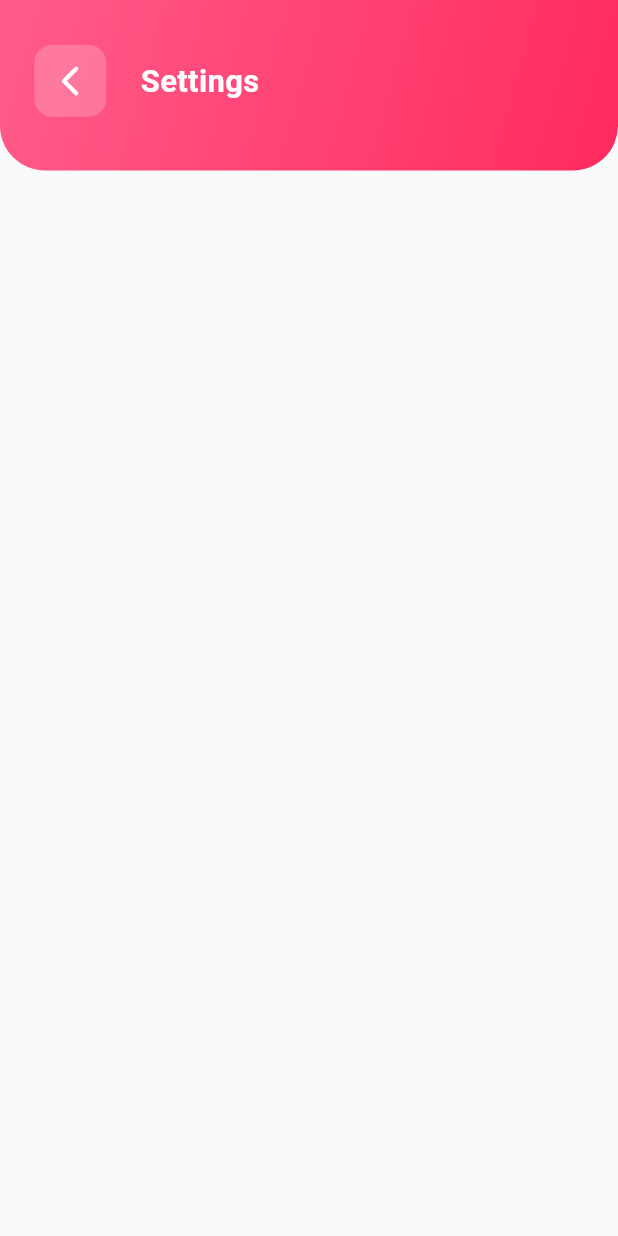
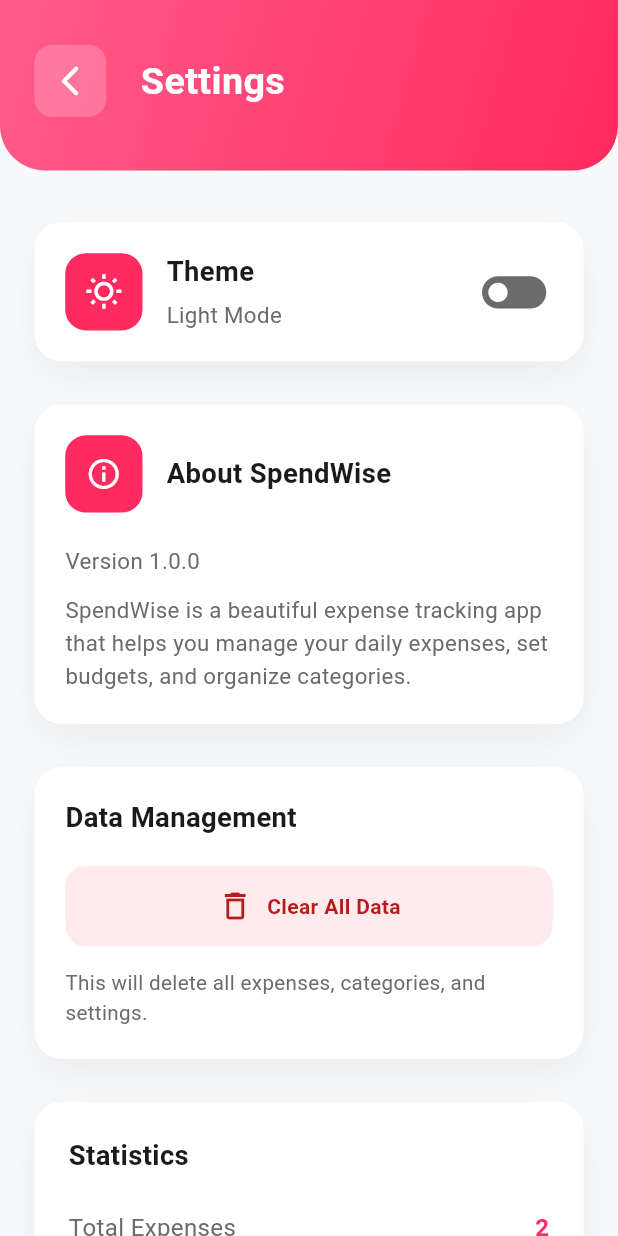
Before and after one commit to sarahmmedd/Banawit, a Flutter app: the SettingsScreen screen opened directly, on a phone screen of 412 x 824 dp. Run offline on Flutter 3.47's test engine with Material 3 defaults, Android fonts, the light colour scheme and no system bars; our stand-ins replace bloc, flutter_screenutil, hive, hive_flutter, percent_indicator; accounts and stored records are empty.

Commit message:
Add settings screen ui

```diff
--- /dev/null
+++ b/lib/features/settings/ui/components/first_section.dart
@@ -0,0 +1,80 @@
+import 'package:flutter/material.dart';
+import 'package:flutter_screenutil/flutter_screenutil.dart';
+import 'package:banawit/core/theme/app_colors.dart';
+
+class FirstSection extends StatelessWidget {
+  const FirstSection({super.key});
+
+  @override
+  Widget build(BuildContext context) {
+    return Padding(
+      padding: EdgeInsets.symmetric(horizontal: 20.w, vertical: 12.h),
+      child: Container(
+        decoration: BoxDecoration(
+          color: AppColors.cardBackground,
+          borderRadius: BorderRadius.circular(16.r),
+          boxShadow: [
+            BoxShadow(
+              color: AppColors.textPrimary.withOpacity(0.06),
+              blurRadius: 20,
+              offset: const Offset(0, 10),
+            ),
+          ],
+        ),
+        child: Padding(
+          padding: EdgeInsets.all(18.w),
+          child: Row(
+            mainAxisAlignment: MainAxisAlignment.spaceBetween,
+            children: [
+              Row(
+                children: [
+                  Container(
+                    width: 45.w,
+                    height: 45.w,
+                    decoration: BoxDecoration(
+                      color: AppColors.primary,
+                      borderRadius: BorderRadius.circular(12.r),
+                    ),
+                    child: Icon(
+                      Icons.wb_sunny_outlined,
+                      color: AppColors.cardBackground,
+                      size: 22.sp,
+                    ),
+                  ),
+                  SizedBox(width: 14.w),
+                  Column(
+                    crossAxisAlignment: CrossAxisAlignment.start,
+                    children: [
+                      Text(
+                        "Theme",
+                        style: TextStyle(
+                          fontSize: 16.sp,
+                          fontWeight: FontWeight.w700,
+                          color: AppColors.textPrimary,
+                        ),
+                      ),
+                      SizedBox(height: 4.h),
+                      Text(
+                        "Light Mode",
+                        style: TextStyle(
+                          fontSize: 13.sp,
+                          color: AppColors.textSecondary,
+                        ),
+                      ),
+                    ],
+                  ),
+                ],
+              ),
+
+              Icon(
+                Icons.toggle_off_rounded,
+                color: AppColors.textSecondary,
+                size: 45.sp,
+              ),
+            ],
+          ),
+        ),
+      ),
+    );
+  }
+}
--- /dev/null
+++ b/lib/features/settings/ui/components/fourth_section.dart
@@ -0,0 +1,70 @@
+import 'package:flutter/material.dart';
+import 'package:flutter_screenutil/flutter_screenutil.dart';
+import 'package:banawit/core/theme/app_colors.dart';
+
+class FourthSection extends StatelessWidget {
+  const FourthSection({super.key});
+
+  @override
+  Widget build(BuildContext context) {
+    return Padding(
+      padding: EdgeInsets.symmetric(horizontal: 20.w, vertical: 12.h),
+      child: Container(
+        decoration: BoxDecoration(
+          color: AppColors.cardBackground,
+          borderRadius: BorderRadius.circular(16.r),
+          boxShadow: [
+            BoxShadow(
+              color: AppColors.textPrimary.withOpacity(0.06),
+              blurRadius: 20,
+              offset: const Offset(0, 10),
+            ),
+          ],
+        ),
+        child: Padding(
+          padding: EdgeInsets.all(20.w),
+          child: Column(
+            crossAxisAlignment: CrossAxisAlignment.start,
+            children: [
+              Text(
+                "Statistics",
+                style: TextStyle(
+                  fontSize: 16.sp,
+                  fontWeight: FontWeight.w700,
+                  color: AppColors.textPrimary,
+                ),
+              ),
+              SizedBox(height: 20.h),
+
+              _statRow("Total Expenses", "2"),
+              SizedBox(height: 16.h),
+              _statRow("Categories", "7"),
+              SizedBox(height: 16.h),
+              _statRow("Monthly Budget", "\$70000000"),
+            ],
+          ),
+        ),
+      ),
+    );
+  }
+
+  Widget _statRow(String title, String value) {
+    return Row(
+      mainAxisAlignment: MainAxisAlignment.spaceBetween,
+      children: [
+        Text(
+          title,
+          style: TextStyle(fontSize: 14.sp, color: AppColors.textSecondary),
+        ),
+        Text(
+          value,
+          style: TextStyle(
+            fontSize: 14.sp,
+            fontWeight: FontWeight.w700,
+            color: AppColors.primary,
+          ),
+        ),
+      ],
+    );
+  }
+}
--- /dev/null
+++ b/lib/features/settings/ui/components/second_section.dart
@@ -0,0 +1,77 @@
+import 'package:flutter/material.dart';
+import 'package:flutter_screenutil/flutter_screenutil.dart';
+import 'package:banawit/core/theme/app_colors.dart';
+
+class SecondSection extends StatelessWidget {
+  const SecondSection({super.key});
+
+  @override
+  Widget build(BuildContext context) {
+    return Padding(
+      padding: EdgeInsets.symmetric(horizontal: 20.w, vertical: 12.h),
+      child: Container(
+        decoration: BoxDecoration(
+          color: AppColors.cardBackground,
+          borderRadius: BorderRadius.circular(16.r),
+          boxShadow: [
+            BoxShadow(
+              color: AppColors.textPrimary.withOpacity(0.06),
+              blurRadius: 20,
+              offset: const Offset(0, 10),
+            ),
+          ],
+        ),
+        child: Padding(
+          padding: EdgeInsets.all(18.w),
+          child: Column(
+            crossAxisAlignment: CrossAxisAlignment.start,
+            children: [
+              Row(
+                children: [
+                  Container(
+                    width: 45.w,
+                    height: 45.w,
+                    decoration: BoxDecoration(
+                      color: AppColors.primary,
+                      borderRadius: BorderRadius.circular(12.r),
+                    ),
+                    child: Icon(
+                      Icons.info_outline,
+                      color: AppColors.cardBackground,
+                    ),
+                  ),
+                  SizedBox(width: 14.w),
+                  Text(
+                    "About SpendWise",
+                    style: TextStyle(
+                      fontSize: 16.sp,
+                      fontWeight: FontWeight.w700,
+                      color: AppColors.textPrimary,
+                    ),
+                  ),
+                ],
+              ),
+              SizedBox(height: 18.h),
+              Text(
+                "Version 1.0.0",
+                style: TextStyle(
+                  fontSize: 13.sp,
+                  color: AppColors.textSecondary,
+                ),
+              ),
+              SizedBox(height: 10.h),
+              Text(
+                "SpendWise is a beautiful expense tracking app that helps you manage your daily expenses, set budgets, and organize categories.",
+                style: TextStyle(
+                  fontSize: 13.sp,
+                  color: AppColors.textSecondary,
+                  height: 1.5,
+                ),
+              ),
+            ],
+          ),
+        ),
+      ),
+    );
+  }
+}
--- /dev/null
+++ b/lib/features/settings/ui/components/third_section.dart
@@ -0,0 +1,82 @@
+import 'package:flutter/material.dart';
+import 'package:flutter_screenutil/flutter_screenutil.dart';
+import 'package:banawit/core/theme/app_colors.dart';
+
+class ThirdSection extends StatelessWidget {
+  const ThirdSection({super.key});
+
+  @override
+  Widget build(BuildContext context) {
+    return Padding(
+      padding: EdgeInsets.symmetric(horizontal: 20.w, vertical: 12.h),
+      child: Container(
+        decoration: BoxDecoration(
+          color: AppColors.cardBackground,
+          borderRadius: BorderRadius.circular(16.r),
+          boxShadow: [
+            BoxShadow(
+              color: AppColors.textPrimary.withOpacity(0.06),
+              blurRadius: 20,
+              offset: const Offset(0, 10),
+            ),
+          ],
+        ),
+        child: Padding(
+          padding: EdgeInsets.all(18.w),
+          child: Column(
+            crossAxisAlignment: CrossAxisAlignment.start,
+            children: [
+              Text(
+                "Data Management",
+                style: TextStyle(
+                  fontSize: 16.sp,
+                  fontWeight: FontWeight.w700,
+                  color: AppColors.textPrimary,
+                ),
+              ),
+              SizedBox(height: 16.h),
+
+              GestureDetector(
+                onTap: () {},
+                child: Container(
+                  height: 45.h,
+                  decoration: BoxDecoration(
+                    color: AppColors.dangerLight,
+                    borderRadius: BorderRadius.circular(12.r),
+                  ),
+                  child: Row(
+                    mainAxisAlignment: MainAxisAlignment.center,
+                    children: [
+                      Icon(
+                        Icons.delete_outline,
+                        color: AppColors.dangerDark,
+                      ),
+                      SizedBox(width: 8.w),
+                      Text(
+                        "Clear All Data",
+                        style: TextStyle(
+                          color: AppColors.dangerDark,
+                          fontWeight: FontWeight.w700,
+                        ),
+                      ),
+                    ],
+                  ),
+                ),
+              ),
+
+              SizedBox(height: 12.h),
+
+              Text(
+                "This will delete all expenses, categories, and settings.",
+                style: TextStyle(
+                  fontSize: 12.sp,
+                  color: AppColors.textSecondary,
+                ),
+              ),
+            ],
+          ),
+        ),
+      ),
+    );
+  }
+}
--- a/lib/features/settings/ui/settings_screen.dart
+++ b/lib/features/settings/ui/settings_screen.dart
@@ -1,7 +1,7 @@
-// import 'package:banawit/features/settings/ui/components/first_section.dart';
-// import 'package:banawit/features/settings/ui/components/fourth_section.dart';
-// import 'package:banawit/features/settings/ui/components/second_section.dart';
-// import 'package:banawit/features/settings/ui/components/third_section.dart';
+import 'package:banawit/features/settings/ui/components/first_section.dart';
+import 'package:banawit/features/settings/ui/components/fourth_section.dart';
+import 'package:banawit/features/settings/ui/components/second_section.dart';
+import 'package:banawit/features/settings/ui/components/third_section.dart';
 import 'package:flutter/material.dart';
 import 'package:flutter_screenutil/flutter_screenutil.dart';
 import 'package:banawit/core/theme/app_colors.dart';
@@ -60,7 +60,7 @@
                 Text(
                   "Settings",
                   style: TextStyle(
-                    fontSize: 18.sp,
+                    fontSize: 22.sp,
                     fontWeight: FontWeight.w700,
                     color: Colors.white,
                   ),
@@ -70,20 +70,20 @@
           ),
 
           /// BODY
-          // Expanded(
-          //   child: SingleChildScrollView(
-          //     child: Column(
-          //       children: const [
-          //         SizedBox(height: 20),
-          //         FirstSection(),
-          //         SecondSection(),
-          //         ThirdSection(),
-          //         FourthSection(),
-          //         SizedBox(height: 30),
-          //       ],
-          //     ),
-          //   ),
-          // ),
+          Expanded(
+            child: SingleChildScrollView(
+              child: Column(
+                children: const [
+                  SizedBox(height: 20),
+                  FirstSection(),
+                  SecondSection(),
+                  ThirdSection(),
+                  FourthSection(),
+                  SizedBox(height: 30),
+                ],
+              ),
+            ),
+          ),
         ],
       ),
     );
```
